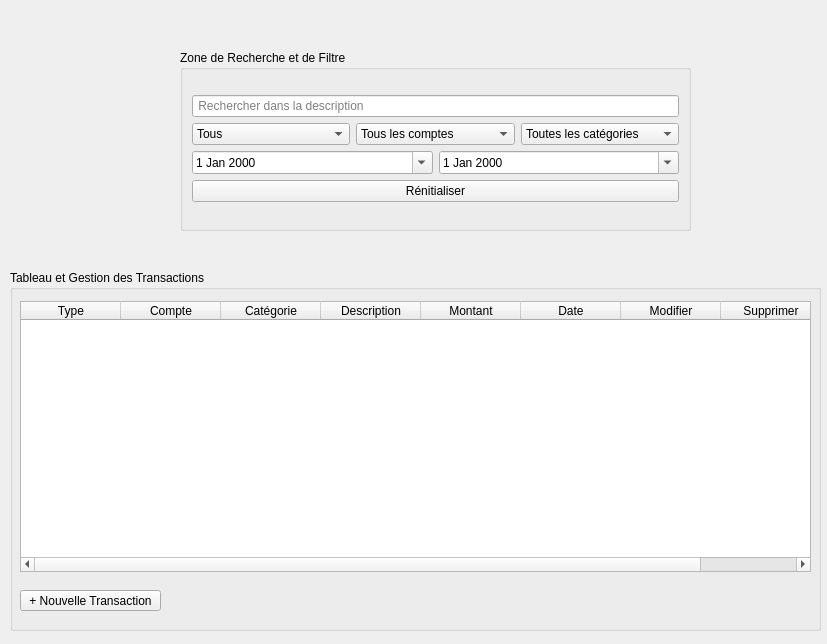
issaridwane29-spec/CashFlood, file transactionwidget.ui: the form before one commit.
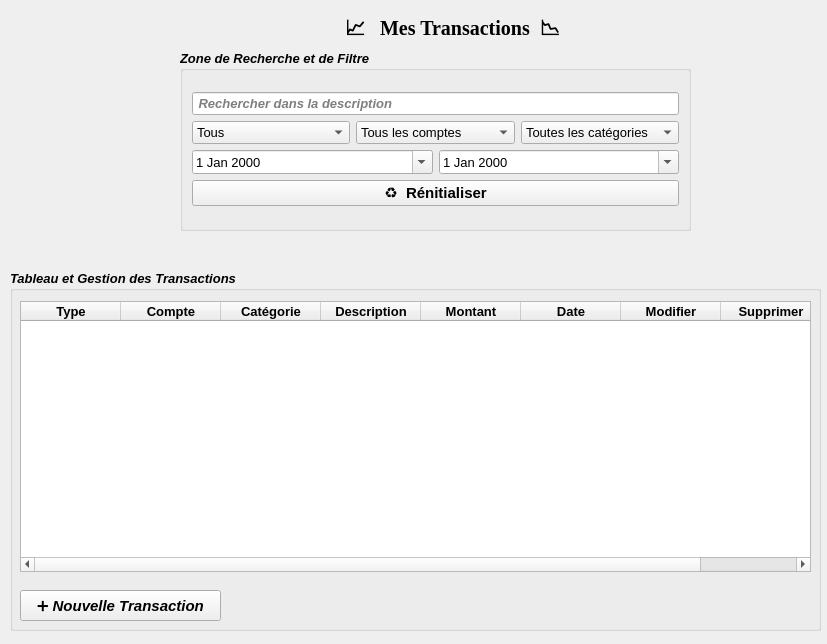
The form after the commit.

Commit message: Modification de la police, le style, la taille sur les labels des formulaires

```diff
--- a/transactionwidget.ui
+++ b/transactionwidget.ui
@@ -22,6 +22,14 @@
      <height>181</height>
     </rect>
    </property>
+   <property name="font">
+    <font>
+     <pointsize>10</pointsize>
+     <weight>75</weight>
+     <italic>true</italic>
+     <bold>true</bold>
+    </font>
+   </property>
    <property name="title">
     <string>Zone de Recherche et de Filtre</string>
    </property>
@@ -42,6 +50,14 @@
        <layout class="QHBoxLayout" name="horizontalLayout_2">
         <item>
          <widget class="QComboBox" name="comboFiltreType">
+          <property name="font">
+           <font>
+            <pointsize>10</pointsize>
+            <weight>50</weight>
+            <italic>false</italic>
+            <bold>false</bold>
+           </font>
+          </property>
           <item>
            <property name="text">
             <string>Tous</string>
@@ -61,6 +77,14 @@
         </item>
         <item>
          <widget class="QComboBox" name="comboFiltreCompte">
+          <property name="font">
+           <font>
+            <pointsize>10</pointsize>
+            <weight>50</weight>
+            <italic>false</italic>
+            <bold>false</bold>
+           </font>
+          </property>
           <item>
            <property name="text">
             <string>Tous les comptes</string>
@@ -75,6 +99,14 @@
         </item>
         <item>
          <widget class="QComboBox" name="comboFilreCategorie">
+          <property name="font">
+           <font>
+            <pointsize>10</pointsize>
+            <weight>50</weight>
+            <italic>false</italic>
+            <bold>false</bold>
+           </font>
+          </property>
           <item>
            <property name="text">
             <string>Toutes les catégories</string>
@@ -93,6 +125,14 @@
        <layout class="QHBoxLayout" name="horizontalLayout_3">
         <item>
          <widget class="QDateEdit" name="dateDebut">
+          <property name="font">
+           <font>
+            <pointsize>10</pointsize>
+            <weight>50</weight>
+            <italic>false</italic>
+            <bold>false</bold>
+           </font>
+          </property>
           <property name="calendarPopup">
            <bool>true</bool>
           </property>
@@ -100,6 +140,14 @@
         </item>
         <item>
          <widget class="QDateEdit" name="dateFin">
+          <property name="font">
+           <font>
+            <pointsize>10</pointsize>
+            <weight>50</weight>
+            <italic>false</italic>
+            <bold>false</bold>
+           </font>
+          </property>
           <property name="calendarPopup">
            <bool>true</bool>
           </property>
@@ -109,8 +157,16 @@
       </item>
       <item row="3" column="0">
        <widget class="QPushButton" name="BtnReset">
+        <property name="font">
+         <font>
+          <pointsize>11</pointsize>
+          <weight>75</weight>
+          <italic>false</italic>
+          <bold>true</bold>
+         </font>
+        </property>
         <property name="text">
-         <string>Rénitialiser</string>
+         <string>♻️  Rénitialiser</string>
         </property>
        </widget>
       </item>
@@ -127,6 +183,14 @@
      <height>361</height>
     </rect>
    </property>
+   <property name="font">
+    <font>
+     <pointsize>10</pointsize>
+     <weight>75</weight>
+     <italic>true</italic>
+     <bold>true</bold>
+    </font>
+   </property>
    <property name="title">
     <string>Tableau et Gestion des Transactions</string>
    </property>
@@ -139,6 +203,14 @@
       <height>271</height>
      </rect>
     </property>
+    <property name="font">
+     <font>
+      <pointsize>10</pointsize>
+      <weight>75</weight>
+      <italic>false</italic>
+      <bold>true</bold>
+     </font>
+    </property>
     <column>
      <property name="text">
       <string>Type</string>
@@ -185,15 +257,44 @@
      <rect>
       <x>10</x>
       <y>320</y>
-      <width>141</width>
-      <height>21</height>
+      <width>201</width>
+      <height>31</height>
      </rect>
     </property>
+    <property name="font">
+     <font>
+      <pointsize>11</pointsize>
+      <weight>75</weight>
+      <italic>true</italic>
+      <bold>true</bold>
+     </font>
+    </property>
     <property name="text">
-     <string>+ Nouvelle Transaction</string>
+     <string>➕ Nouvelle Transaction</string>
     </property>
    </widget>
   </widget>
+  <widget class="QLabel" name="titleForm">
+   <property name="geometry">
+    <rect>
+     <x>270</x>
+     <y>10</y>
+     <width>421</width>
+     <height>41</height>
+    </rect>
+   </property>
+   <property name="font">
+    <font>
+     <family>Times New Roman</family>
+     <pointsize>15</pointsize>
+     <weight>75</weight>
+     <bold>true</bold>
+    </font>
+   </property>
+   <property name="text">
+    <string>               📈   Mes Transactions  📉</string>
+   </property>
+  </widget>
  </widget>
  <resources/>
  <connections/>
```
The commit also changes 6 other files.
